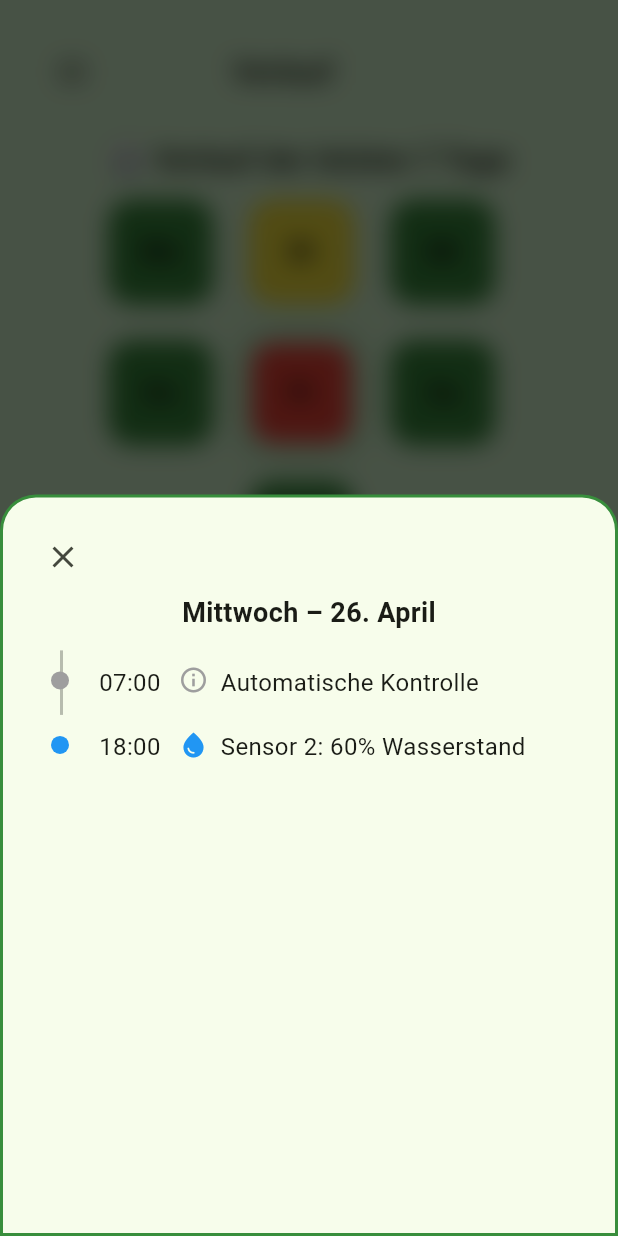
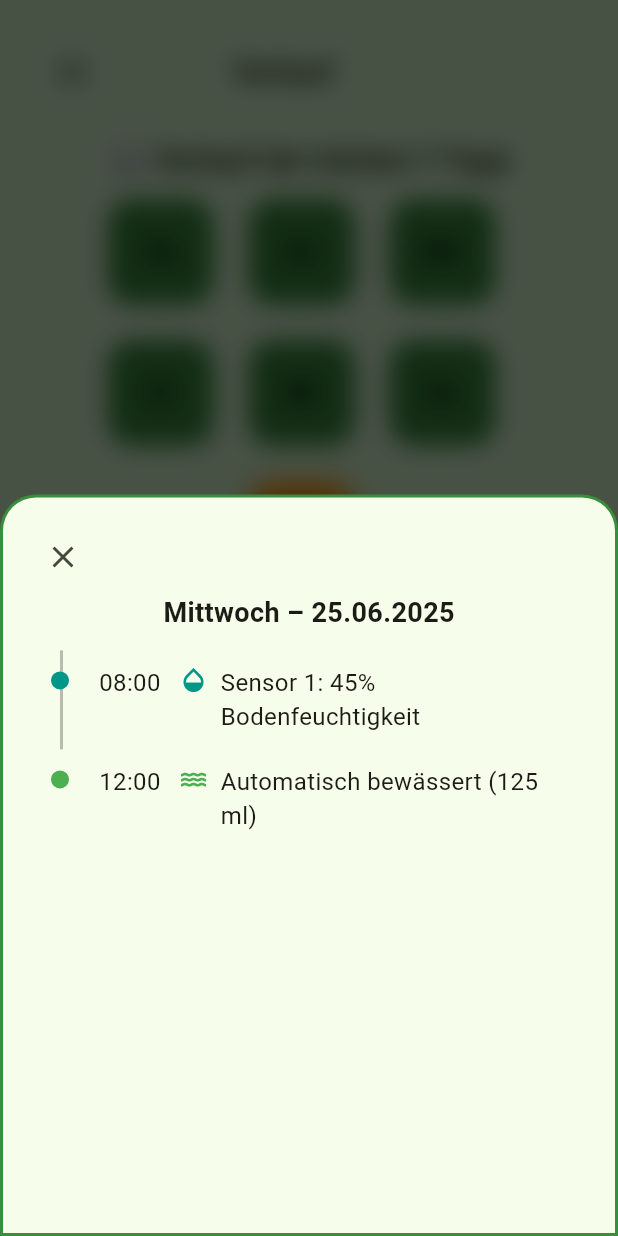
Before and after one commit to SpartanProgram/balkon-bewaesserung-app, a Flutter app: the VerlaufScreen screen opened directly, after a tap on "Mi", on a phone screen of 412 x 824 dp. Run offline on Flutter 3.47's test engine with Material 3 defaults, Android fonts, the phone set to English and light mode, and no system bars.

Commit message:
das Datum dynamisch anhand des aktuellen Tages anzeigen
Former-commit-id: c05bcb01097d9d644ea145537c624123343d02e3

```diff
--- a/Software/lib/verlauf_screen.dart
+++ b/Software/lib/verlauf_screen.dart
@@ -8,6 +8,15 @@ class VerlaufScreen extends StatelessWidget {
 
   @override
   Widget build(BuildContext context) {
+    final now = DateTime.now();
+    final weekdayLabels = ["Mo", "Di", "Mi", "Do", "Fr", "Sa", "So"];
+
+    // Liste der letzten 7 Tage (beginnend mit heute)
+    final List<DateTime> last7Days = List.generate(
+      7,
+      (i) => now.subtract(Duration(days: i)),
+    ).reversed.toList(); // Älteste zuerst → Heute zuletzt
+
     return CustomScaffold(
       title: 'Verlauf',
       body: Column(
@@ -17,10 +26,7 @@ class VerlaufScreen extends StatelessWidget {
             padding: EdgeInsets.fromLTRB(24, 0, 24, 12),
             child: Text(
               "🕓 Verlauf der letzten 7 Tage",
-              style: TextStyle(
-                fontSize: 20,
-                fontWeight: FontWeight.bold,
-              ),
+              style: TextStyle(fontSize: 20, fontWeight: FontWeight.bold),
             ),
           ),
           Expanded(
@@ -30,15 +36,18 @@ class VerlaufScreen extends StatelessWidget {
                 alignment: WrapAlignment.center,
                 spacing: 24,
                 runSpacing: 24,
-                children: [
-                  _dayButton(context, "Mo", Colors.green.shade700),
-                  _dayButton(context, "Di", Colors.yellow),
-                  _dayButton(context, "Mi", Colors.green.shade700),
-                  _dayButton(context, "Do", Colors.green.shade700),
-                  _dayButton(context, "Fr", Colors.red),
-                  _dayButton(context, "Sa", Colors.green.shade700),
-                  _dayButton(context, "So", Colors.green.shade700),
-                ],
+                children: last7Days.map((date) {
+                  final label = weekdayLabels[date.weekday - 1];
+                  final isToday = date.day == now.day &&
+                      date.month == now.month &&
+                      date.year == now.year;
+
+                  final Color dayColor = isToday
+                      ? Colors.orange
+                      : Colors.green.shade700;
+
+                  return _dayButton(context, label, date, dayColor, isToday);
+                }).toList(),
               ),
             ),
           ),
@@ -47,24 +56,11 @@ class VerlaufScreen extends StatelessWidget {
     );
   }
 
-Widget _dayButton(BuildContext context, String label, Color color) {
-  final now = DateTime.now();
-  final weekdayMap = {
-    1: "Mo",
-    2: "Di",
-    3: "Mi",
-    4: "Do",
-    5: "Fr",
-    6: "Sa",
-    7: "So",
-  };
-
-  final currentDayLabel = weekdayMap[now.weekday];
-
+  Widget _dayButton(BuildContext context, String label, DateTime date, Color color, bool isToday) {
     return _AnimatedDayBox(
       label: label,
       color: color,
-    isToday: label == currentDayLabel, // ✅ HERVORHEBEN!
+      isToday: isToday,
       onTap: () {
         showModalBottomSheet(
           context: context,
@@ -84,7 +80,7 @@ Widget _dayButton(BuildContext context, String label, Color color) {
                     ),
                   ),
                 ),
-              _buildDetailPopup(context, label, color),
+                _buildDetailPopup(context, date, color),
               ],
             );
           },
@@ -93,52 +89,16 @@ Widget _dayButton(BuildContext context, String label, Color color) {
     );
   }
 
-  Widget _buildDetailPopup(BuildContext context, String day, Color borderColor) {
-    final Map<String, String> dateTitles = {
-      "Mo": "Montag – 24. April",
-      "Di": "Dienstag – 25. April",
-      "Mi": "Mittwoch – 26. April",
-      "Do": "Donnerstag – 27. April",
-      "Fr": "Freitag – 28. April",
-      "Sa": "Samstag – 29. April",
-      "So": "Sonntag – 30. April",
-    };
+  Widget _buildDetailPopup(BuildContext context, DateTime date, Color borderColor) {
+    final String formattedDate =
+        "${_weekdayLong(date.weekday)} – ${date.day.toString().padLeft(2, '0')}.${date.month.toString().padLeft(2, '0')}.${date.year}";
 
-    final Map<String, List<Map<String, String>>> dayEvents = {
-      "Mo": [
-        {"time": "06:00", "event": "Sensor 1: 40% Bodenfeuchtigkeit"},
-        {"time": "12:00", "event": "Automatisch bewässert (150 ml)"},
-      ],
-      "Di": [
-        {"time": "08:00", "event": "Sensor 1: 35% Bodenfeuchtigkeit"},
-        {"time": "10:30", "event": "Wasserstand niedrig"},
-        {"time": "13:00", "event": "Manuell bewässert (100 ml)"},
-      ],
-      "Mi": [
-        {"time": "07:00", "event": "Automatische Kontrolle"},
-        {"time": "18:00", "event": "Sensor 2: 60% Wasserstand"},
-      ],
-      "Do": [
-        {"time": "09:00", "event": "Sensor 3: 63% Wasserstand"},
-      ],
-      "Fr": [
-        {"time": "06:00", "event": "20% Bodenfeuchtigkeit"},
-        {"time": "10:00", "event": "10% Wasserstand"},
-        {"time": "12:30", "event": "Automatisch bewässert (100 ml)"},
-        {"time": "20:00", "event": "Manuell bewässert (150 ml)"},
-        {"time": "22:00", "event": "Sensorfehler erkannt"},
-      ],
-      "Sa": [
-        {"time": "06:30", "event": "Sensor 3: 45% Bodenfeuchtigkeit"},
-        {"time": "11:00", "event": "Automatisch bewässert (100 ml)"},
-      ],
-      "So": [
-        {"time": "08:00", "event": "Wasserstand OK"},
-        {"time": "20:00", "event": "Sensoren schlafen"},
-      ],
-    };
-
-    final entries = dayEvents[day] ?? [];
+    final entries = [
+      {"time": "08:00", "event": "Sensor 1: ${40 + date.day % 10}% Bodenfeuchtigkeit"},
+      {"time": "12:00", "event": "Automatisch bewässert (${100 + date.day % 50} ml)"},
+      if (date.weekday == DateTime.friday)
+        {"time": "18:00", "event": "Sensorfehler erkannt"},
+    ];
 
     return DraggableScrollableSheet(
       initialChildSize: 0.6,
@@ -163,11 +123,8 @@ Widget _dayButton(BuildContext context, String label, Color color) {
                 ),
               ),
               Text(
-                dateTitles[day] ?? "Unbekannter Tag",
-                style: const TextStyle(
-                  fontWeight: FontWeight.bold,
-                  fontSize: 18,
-                ),
+                formattedDate,
+                style: const TextStyle(fontWeight: FontWeight.bold, fontSize: 18),
               ),
               const SizedBox(height: 12),
               Expanded(
@@ -199,7 +156,6 @@ Widget _dayButton(BuildContext context, String label, Color color) {
                       iconColor = Colors.grey;
                     }
 
-                    // Animation
                     return TweenAnimationBuilder<double>(
                       duration: Duration(milliseconds: 300 + index * 70),
                       tween: Tween(begin: 0.0, end: 1.0),
@@ -214,7 +170,6 @@ Widget _dayButton(BuildContext context, String label, Color color) {
                       },
                       child: Stack(
                         children: [
-                          // Vertical line
                           Positioned(
                             left: 22,
                             top: 0,
@@ -224,7 +179,6 @@ Widget _dayButton(BuildContext context, String label, Color color) {
                               color: isLast ? Colors.transparent : Colors.black26,
                             ),
                           ),
-                          // Event box
                           Container(
                             margin: const EdgeInsets.symmetric(vertical: 10),
                             padding: const EdgeInsets.only(left: 48, right: 12),
@@ -243,7 +197,6 @@ Widget _dayButton(BuildContext context, String label, Color color) {
                               ],
                             ),
                           ),
-                          // Dot indicator
                           Positioned(
                             left: 16,
                             top: 14,
@@ -264,19 +217,40 @@ Widget _dayButton(BuildContext context, String label, Color color) {
       },
     );
   }
+
+  String _weekdayLong(int weekday) {
+    switch (weekday) {
+      case DateTime.monday:
+        return "Montag";
+      case DateTime.tuesday:
+        return "Dienstag";
+      case DateTime.wednesday:
+        return "Mittwoch";
+      case DateTime.thursday:
+        return "Donnerstag";
+      case DateTime.friday:
+        return "Freitag";
+      case DateTime.saturday:
+        return "Samstag";
+      case DateTime.sunday:
+        return "Sonntag";
+      default:
+        return "";
+    }
+  }
 }
 
 class _AnimatedDayBox extends StatefulWidget {
   final String label;
   final Color color;
   final VoidCallback onTap;
-  final bool isToday; // ⬅️ NEU
+  final bool isToday;
 
   const _AnimatedDayBox({
     required this.label,
     required this.color,
     required this.onTap,
-    this.isToday = false, // ⬅️ Standard false
+    this.isToday = false,
   });
 
   @override
@@ -300,7 +274,6 @@ class _AnimatedDayBoxState extends State<_AnimatedDayBox>
       begin: const Offset(0, 0.2),
       end: Offset.zero,
     ).animate(CurvedAnimation(parent: _controller, curve: Curves.easeOut));
-
     _controller.forward();
   }
 
@@ -337,10 +310,10 @@ class _AnimatedDayBoxState extends State<_AnimatedDayBox>
               boxShadow: widget.isToday
                   ? [
                       BoxShadow(
-                        color: Colors.green.withOpacity(0.6),
-                        blurRadius: 12,
+                        color: Colors.orange.withOpacity(0.5),
+                        blurRadius: 10,
                         spreadRadius: 1.5,
-                      )
+                      ),
                     ]
                   : [],
               border: widget.isToday
```
Lines whose indentation alone changed are shown as unchanged.
